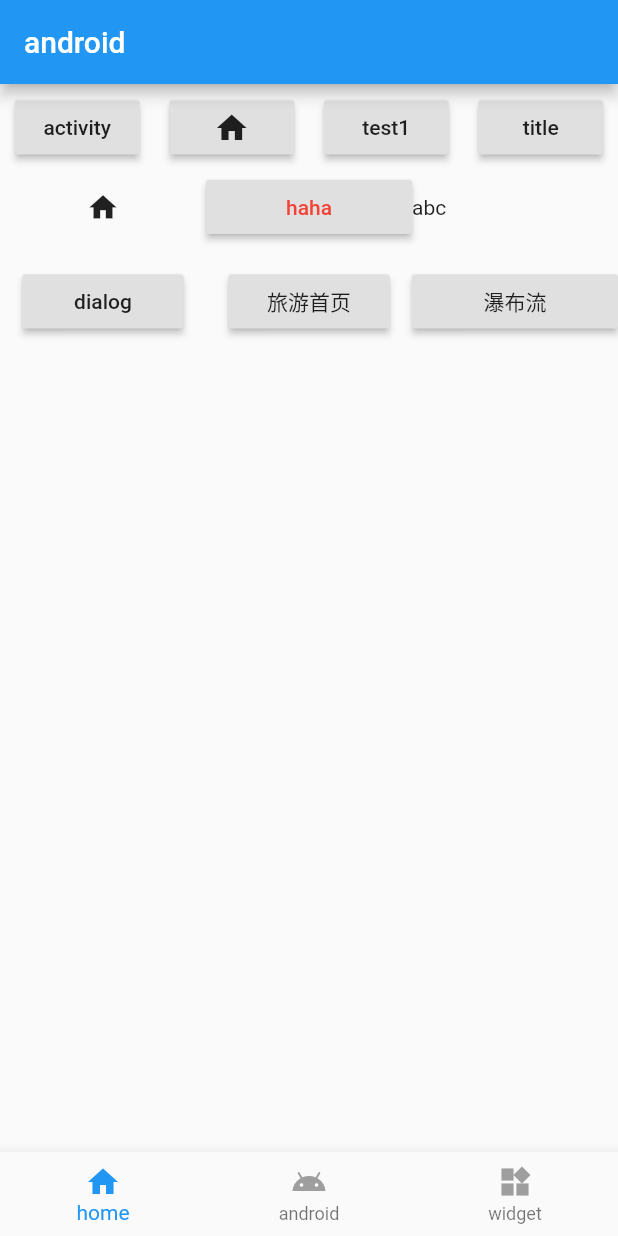
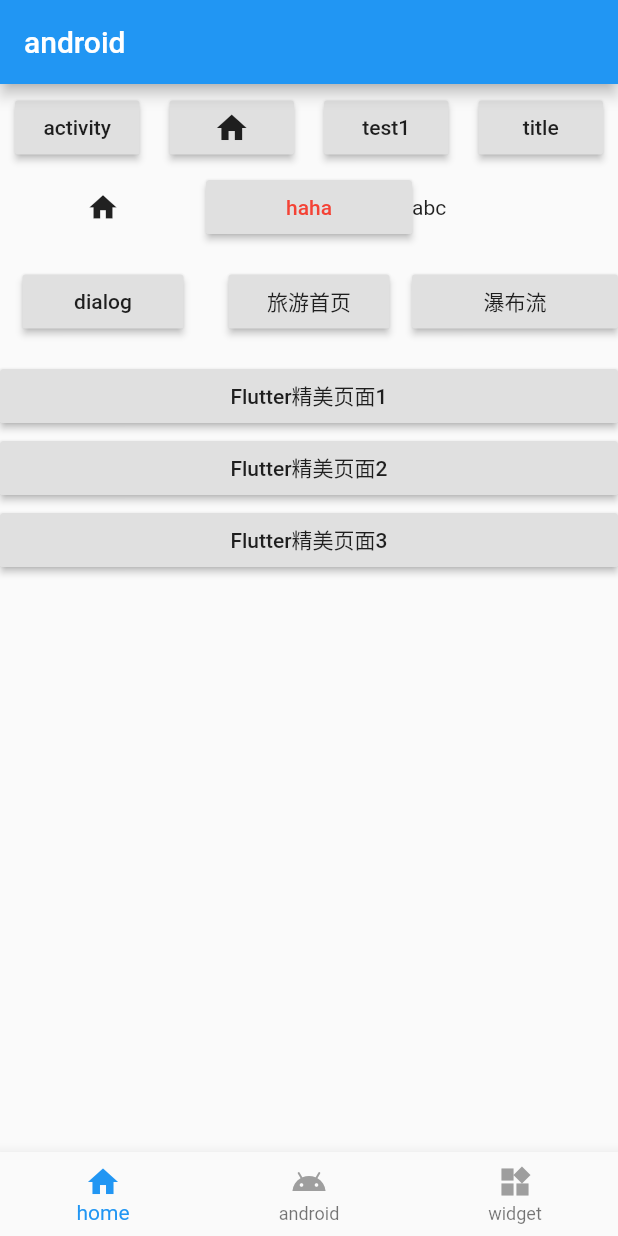
Before and after one commit to rcj60560/flutter_app, a Flutter app: the screen it shows after launch, swiped to page 2, on a phone screen of 412 x 824 dp. Run offline on Flutter 3.47's test engine with Material 2 defaults, Android fonts, the phone set to English and light mode, and no system bars; our stand-ins replace flutter_easyrefresh, flutter_swiper; missing offline and left inert: flutter_webview_plugin; network calls fail.

Commit message:
精美ui系列

```diff
--- a/lib/page/android/android_page.dart
+++ b/lib/page/android/android_page.dart
@@ -2,6 +2,7 @@
 import 'package:flutter_app/page/android/strag_page.dart';
 import 'package:flutter_app/page/android/trip_page.dart';
 
+import 'BeautyPage1.dart';
 import 'activity_page.dart';
 
 class Android extends StatefulWidget {
@@ -153,9 +154,54 @@
                   flex: 1,
                   child: RaisedButton(
                     onPressed: () {
-                      Navigator.push(context, MaterialPageRoute(builder: (context)=> new StragglePage()));
+                      Navigator.push(
+                          context,
+                          MaterialPageRoute(
+                              builder: (context) => new StragglePage()));
                     },
                     child: Text("瀑布流"),
+                  ),
+                ),
+              ],
+            ),
+            Row(
+              children: <Widget>[
+                Expanded(
+                  flex: 1,
+                  child: RaisedButton(
+                    onPressed: () {
+                      Navigator.push(
+                          context,
+                          MaterialPageRoute(
+                              builder: (context) => new BeautyPage1()));
+                    },
+                    child: Text("Flutter精美页面1"),
+                  ),
+                ),
+              ],
+            ),
+            Row(
+              children: <Widget>[
+                Expanded(
+                  flex: 1,
+                  child: RaisedButton(
+                    onPressed: () {
+                      print('test1');
+                    },
+                    child: Text("Flutter精美页面2"),
+                  ),
+                ),
+              ],
+            ),
+            Row(
+              children: <Widget>[
+                Expanded(
+                  flex: 1,
+                  child: RaisedButton(
+                    onPressed: () {
+                      print('test1');
+                    },
+                    child: Text("Flutter精美页面3"),
                   ),
                 ),
               ],
```
Also changed, not shown: lib/page/android/BeautyPage1.dart (added, +24 -0 lines), pubspec.lock.
